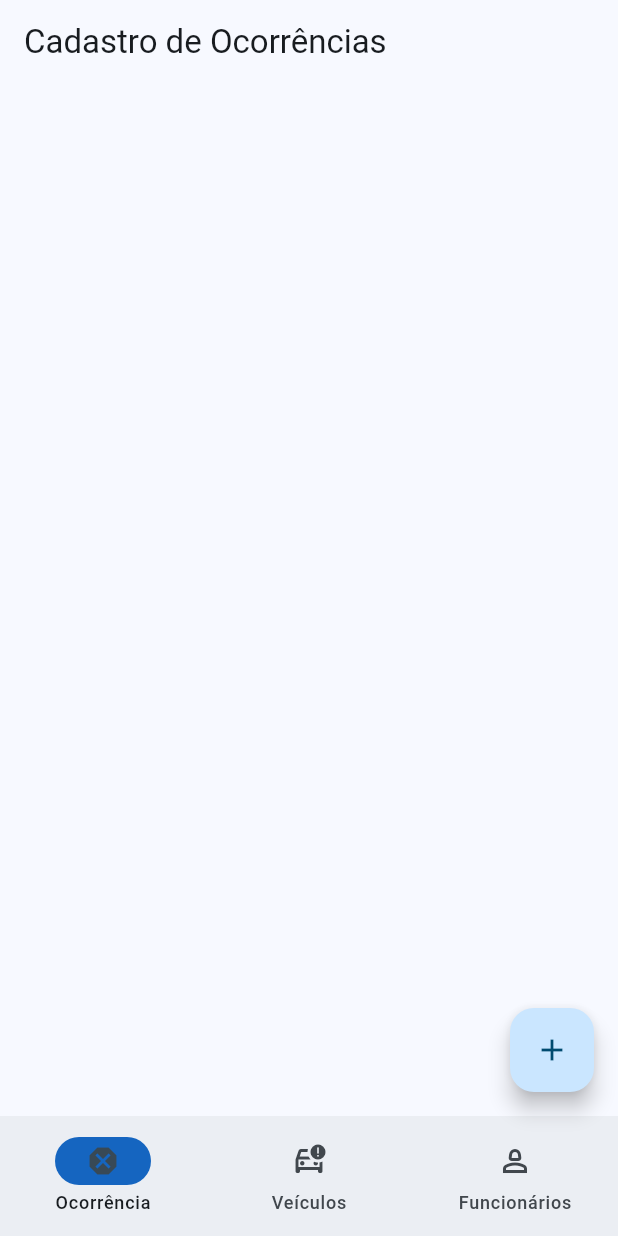
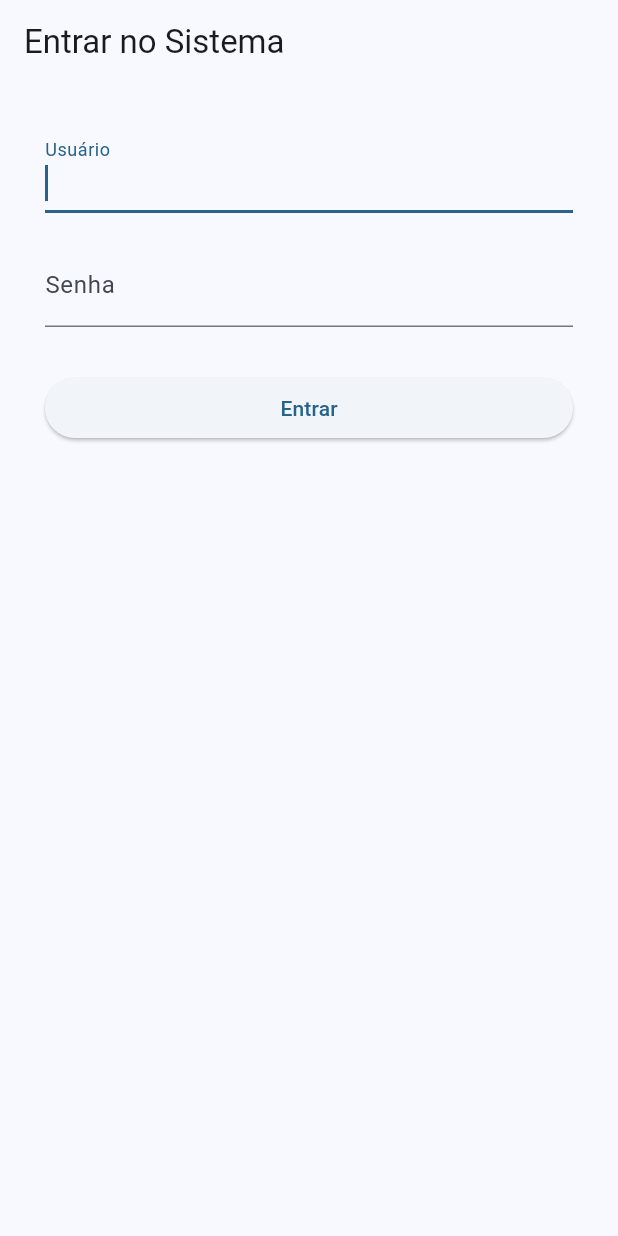
Before and after one commit to Fernas144/SistemaPortaria, a Flutter app: the screen it shows after launch, on a phone screen of 412 x 824 dp. Run offline on Flutter 3.47's test engine with Material 3 defaults, Android fonts, the phone set to English and light mode, and no system bars; our stand-ins replace image_picker, shared_preferences; missing offline and left inert: dart:js; accounts and stored records are empty.

Commit message:
segundo commit

```diff
--- a/lib/main.dart
+++ b/lib/main.dart
@@ -3,6 +3,7 @@ import 'package:crud_exemplo_1/controller/navegacao_controller.dart';
 import 'package:crud_exemplo_1/controller/ocorrencia_controller.dart';
 import 'package:crud_exemplo_1/rotas.dart';
 import 'package:crud_exemplo_1/controller/veiculo_controller.dart';
+import 'package:crud_exemplo_1/usuario/usuario_controller.dart';
 import 'package:flutter/material.dart';
 import 'package:provider/provider.dart';
 
@@ -18,13 +19,14 @@ class MainApp extends StatelessWidget {
   Widget build(BuildContext context) {
     return MultiProvider(
       providers: [
+        ChangeNotifierProvider(create: (context) => UsuarioController()),
         ChangeNotifierProvider(create: (context) => OcorrenciaController()),
         ChangeNotifierProvider(create: (context) => NavegacaoController()),
         ChangeNotifierProvider(create: (context) => FuncionarioController()),
         ChangeNotifierProvider(create: (context) => VeiculoController()),
       ],
       child: MaterialApp(
-        initialRoute: '/ocorrencia',
+        initialRoute: Rotas.LOGIN,
         //aqui definimos as rotas para todas as telas do app
         routes: Rotas.widgetsMap(),
         theme: ThemeData(
--- a/lib/rotas.dart
+++ b/lib/rotas.dart
@@ -5,15 +5,19 @@ import 'package:crud_exemplo_1/form/ocorrencia_form.dart';
 import 'package:crud_exemplo_1/list/ocorrencia_lista.dart';
 import 'package:crud_exemplo_1/form/veiculo_form.dart';
 import 'package:crud_exemplo_1/list/veiculo_lista.dart';
+import 'package:crud_exemplo_1/usuario/login_form.dart';
 import 'package:flutter/material.dart';
 
 class Rotas {
   //Rotas principais
+  static const String LOGIN = '/login';
+  static const String REGISTRAR = '/registrar';
   static const String PESSOAS = '/ocorrencia';
   static const String VEICULOS = '/veiculos';
   static const String FUNCIONARIOS = '/funcionarios';
 
   //Sub-rotas
+  static const String PESSOAS_ADD = '/pessoas/add';
   static const String OCORRENCIA_ADD = '/ocorrencia/add';
   static const String FUNCIONARIOS_ADD = '/funcionarios/add';
   static const String VEICULO_ADD = '/veiculo/add';
@@ -21,6 +25,7 @@ class Rotas {
   //Mapeamento de rotas para telas
   static Map<String, WidgetBuilder> widgetsMap() {
     return {
+      LOGIN: (context) => const LoginForm(),
       FUNCIONARIOS: (context) => FuncionariosLista(),
       FUNCIONARIOS_ADD: (context) => FuncionarioForm(),
       PESSOAS: (context) => OcorrenciasLista(),
--- /dev/null
+++ b/lib/usuario/login_form.dart
@@ -0,0 +1,94 @@
+import 'package:crud_exemplo_1/rotas.dart';
+import 'package:crud_exemplo_1/usuario/usuario_controller.dart';
+import 'package:flutter/material.dart';
+import 'package:provider/provider.dart';
+
+class LoginForm extends StatefulWidget {
+  const LoginForm({super.key});
+
+  @override
+  State<LoginForm> createState() => _LoginFormState();
+}
+
+class _LoginFormState extends State<LoginForm> {
+  final GlobalKey<FormState> _formKey = GlobalKey<FormState>();
+
+  String usuario = '';
+  String senha = '';
+
+  @override
+  Widget build(BuildContext context) {
+    var usuarioController = Provider.of<UsuarioController>(context);
+
+    return SafeArea(
+      child: Scaffold(
+        appBar: AppBar(
+          title: const Text('Entrar no Sistema'),
+        ),
+        body: Padding(
+          padding: const EdgeInsets.all(30.0),
+          child: Form(
+            //aqui especificamos o identificador do form
+            key: _formKey,
+            child: SingleChildScrollView(
+              child: Column(
+                crossAxisAlignment: CrossAxisAlignment.stretch,
+                children: [
+                  TextFormField(
+                    initialValue: usuario,
+                    autofocus: true,
+                    decoration: const InputDecoration(labelText: 'Usuário'),
+                    validator: (value) {
+                      if ((value ?? '').isEmpty) {
+                        return 'Informe o usuário';
+                      }
+                      return null;
+                    },
+                    onSaved: (value) {
+                      usuario = value!;
+                    },
+                  ),
+                  const SizedBox(height: 20),
+                  TextFormField(
+                    autocorrect: false,
+                    obscureText: true,
+                    initialValue: senha,
+                    autofocus: true,
+                    decoration: const InputDecoration(labelText: 'Senha'),
+                    validator: (value) {
+                      if ((value ?? '').isEmpty) {
+                        return 'Informe a senha';
+                      }
+                      return null;
+                    },
+                    onSaved: (value) {
+                      senha = value!;
+                    },
+                  ),
+                  const SizedBox(height: 30),
+                  ElevatedButton(
+                    onPressed: () async {
+                      if (_formKey.currentState!.validate()) {
+                        _formKey.currentState!.save();
+                        if (await usuarioController.login(usuario, senha)) {
+                          Navigator.pushReplacementNamed(
+                              context, Rotas.VEICULOS);
+                        } else {
+                          const snackBar = SnackBar(
+                            content: Text('Usuário ou senha inválidos!'),
+                          );
+                          ScaffoldMessenger.of(context).showSnackBar(snackBar);
+                        }
+                      }
+                    },
+                    child: const Text('Entrar'),
+                  ),
+                ],
+              ),
+            ),
+          ),
+        ),
+      ),
+    );
+  }
+}
--- /dev/null
+++ b/lib/usuario/usuario_controller.dart
@@ -0,0 +1,27 @@
+import 'package:crud_exemplo_1/usuario/usuario_model.dart';
+import 'package:flutter/material.dart';
+import 'package:shared_preferences/shared_preferences.dart';
+
+class UsuarioController extends ChangeNotifier {
+  UsuarioModelo? usuarioLogado;
+
+  Future<bool> login(String usuario, String senha) async {
+    usuarioLogado = UsuarioModelo(usuario, senha);
+    notifyListeners();
+    return usuarioLogado != null;
+  }
+
+  Future<bool> loginAutomatico() async {
+    // Busca o usuário salvo na máquina
+    String? usuario =
+        (await SharedPreferences.getInstance()).getString('usuario');
+    String? senha = (await SharedPreferences.getInstance()).getString('senha');
+    if (usuario != null && senha != null) {
+      usuarioLogado = UsuarioModelo(usuario, senha);
+      notifyListeners();
+      return true;
+    } else {
+      return false;
+    }
+  }
+}
--- /dev/null
+++ b/lib/usuario/usuario_model.dart
@@ -0,0 +1,13 @@
+import 'dart:convert';
+
+class UsuarioModelo {
+  final String usuario;
+  final String senha;
+
+  UsuarioModelo(this.usuario, this.senha);
+
+  String toBase64() {
+    Codec<String, String> stringToBase64 = utf8.fuse(base64);
+    return stringToBase64.encode("$usuario:$senha");
+  }
+}
--- a/pubspec.yaml
+++ b/pubspec.yaml
@@ -4,9 +4,10 @@ publish_to: 'none'
 version: 0.1.0
 
 environment:
-  sdk: '>=3.0.6 <4.0.0'
+  sdk: '>=3.1.5 <4.0.0'
 
 dependencies:
+  dio: ^5.3.3
   flutter:
     sdk: flutter
   intl: ^0.18.1
@@ -14,6 +15,8 @@ dependencies:
   uuid: ^4.0.0
   image_picker: ^0.8.4+1
   path_provider: ^2.0.4
+  logging: ^1.2.0
+  shared_preferences: ^2.2.2
 
 dev_dependencies:
   flutter_test:
```
Also changed, not shown: pubspec.lock, 1 other file.
